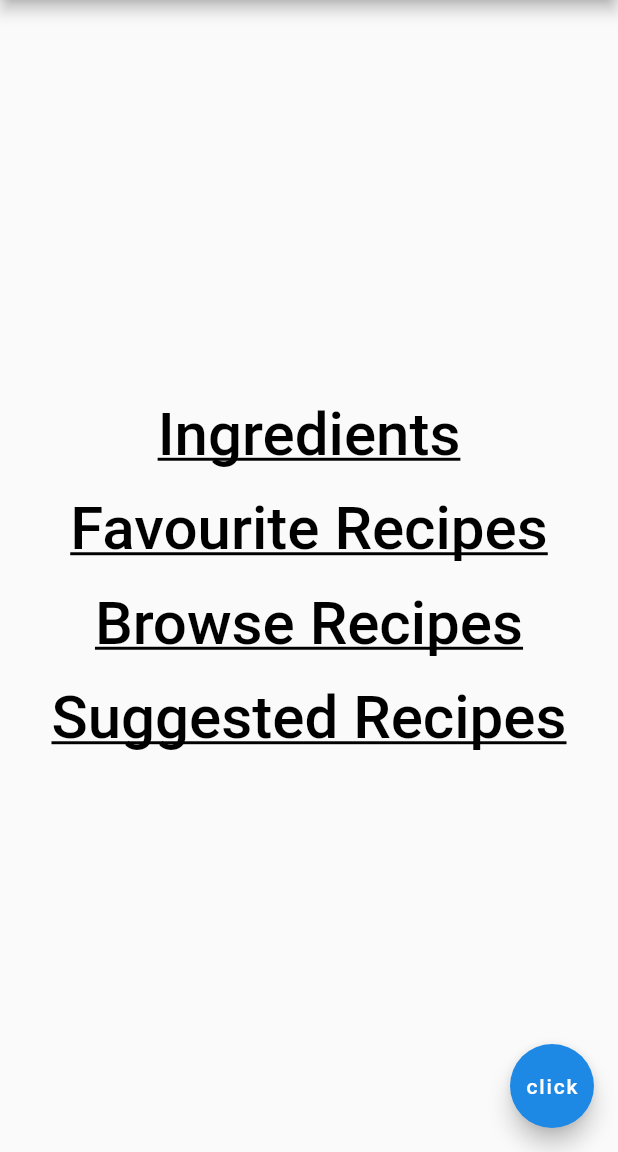
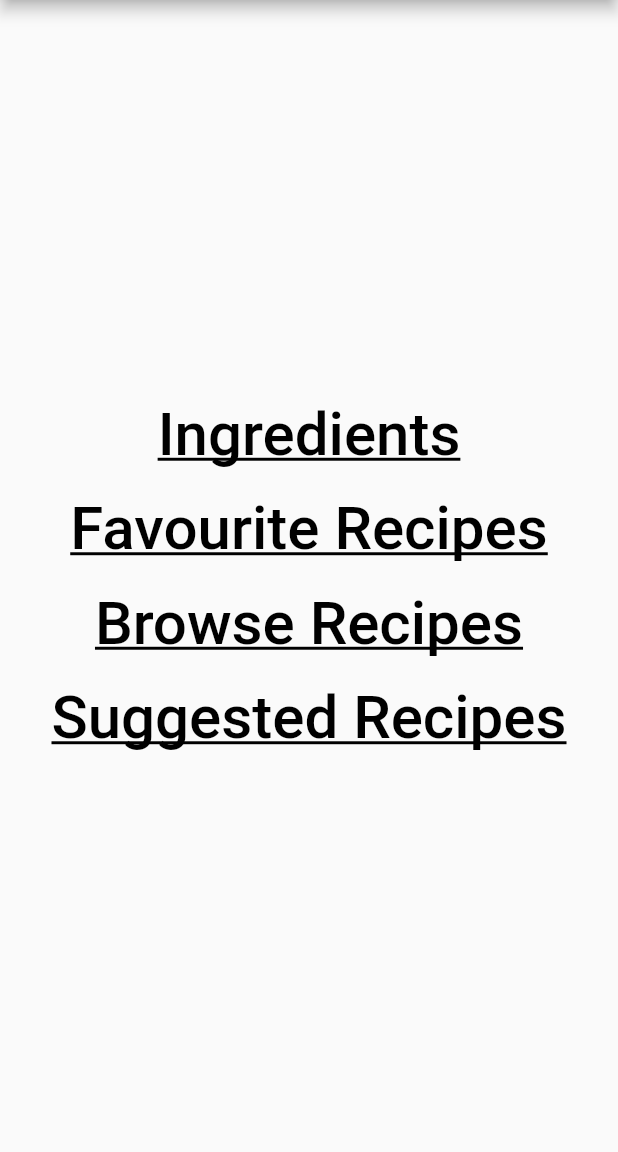
Before and after one commit to kristianduke/fridge-app-dev, a Flutter app: the screen it shows after launch, on a phone screen of 412 x 824 dp, the part 84-1236 px from its top. Run offline on Flutter 3.47's test engine with Material 2 defaults, Android fonts, the phone set to English and light mode, and no system bars.

Commit message:
removed floating button lol

```diff
--- a/fridge_app/lib/main.dart
+++ b/fridge_app/lib/main.dart
@@ -64,11 +64,6 @@ class Home extends StatelessWidget {
           ],
         ),
       ),
-      floatingActionButton: FloatingActionButton(
-        onPressed: () {},
-        child: Text('click'),
-        backgroundColor: Colors.blue[600],
-      ),
     );
   }
 }
```
